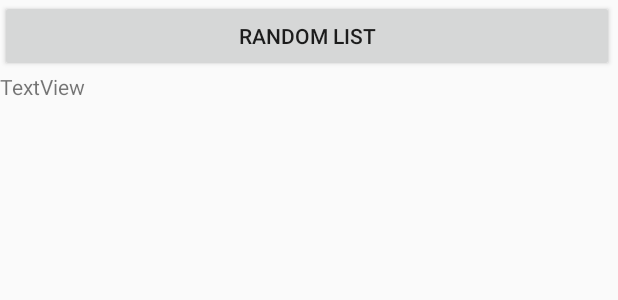
After one commit to mackayjk/team4_project, an Android app: the layout activity_random_place.xml on its own in the app's theme, with its tools: preview values and no code run, on a phone screen of 412 x 824 dp. The commit adds this screen. Shown: the top 300 px of the screen. Run offline under Robolectric (Android 15) with nearby library versions, the phone set to English and light mode, and no system bars; network calls fail; Roboto replaces fonts that are not available here.

Commit message:
added random restaurant button activity

```diff
--- a/app/src/main/AndroidManifest.xml
+++ b/app/src/main/AndroidManifest.xml
@@ -9,7 +9,8 @@
         android:roundIcon="@mipmap/ic_launcher_round"
         android:supportsRtl="true"
         android:theme="@style/AppTheme">
-        <activity android:name=".Register"></activity>
+        <activity android:name=".random_place"></activity>
+        <activity android:name=".Register" />
         <activity android:name=".ViewDatabase" />
         <activity android:name=".SignIn" />
         <activity android:name=".SignUp" />
--- a/app/src/main/res/layout/activity_main.xml
+++ b/app/src/main/res/layout/activity_main.xml
@@ -227,6 +227,12 @@
             android:layout_width="match_parent"
             android:layout_height="wrap_content"
             android:text="View User Data" />
+
+        <Button
+            android:id="@+id/open_random"
+            android:layout_width="match_parent"
+            android:layout_height="wrap_content"
+            android:text="Open Random" />
     </LinearLayout>
 
 </androidx.constraintlayout.widget.ConstraintLayout>
--- /dev/null
+++ b/app/src/main/res/layout/activity_random_place.xml
@@ -0,0 +1,30 @@
+<?xml version="1.0" encoding="utf-8"?>
+<androidx.constraintlayout.widget.ConstraintLayout xmlns:android="http://schemas.android.com/apk/res/android"
+    xmlns:app="http://schemas.android.com/apk/res-auto"
+    xmlns:tools="http://schemas.android.com/tools"
+    android:layout_width="match_parent"
+    android:layout_height="match_parent"
+    tools:context=".random_place">
+
+    <LinearLayout
+        android:layout_width="409dp"
+        android:layout_height="729dp"
+        android:orientation="vertical"
+        tools:layout_editor_absoluteX="1dp"
+        tools:layout_editor_absoluteY="1dp">
+
+        <Button
+            android:id="@+id/random_button"
+            android:layout_width="match_parent"
+            android:layout_height="wrap_content"
+            android:text="random List" />
+
+        <TextView
+            android:id="@+id/result_view"
+            android:layout_width="match_parent"
+            android:layout_height="618dp"
+            android:text="TextView"
+            app:layout_constraintEnd_toEndOf="parent"
+            app:layout_constraintStart_toStartOf="parent" />
+    </LinearLayout>
+</androidx.constraintlayout.widget.ConstraintLayout>
```
Also changed, not shown: app/src/main/java/com/example/team4_project/MainActivity.java (+13 -1 lines), app/src/main/java/com/example/team4_project/random_place.java (added, +130 -0 lines).
